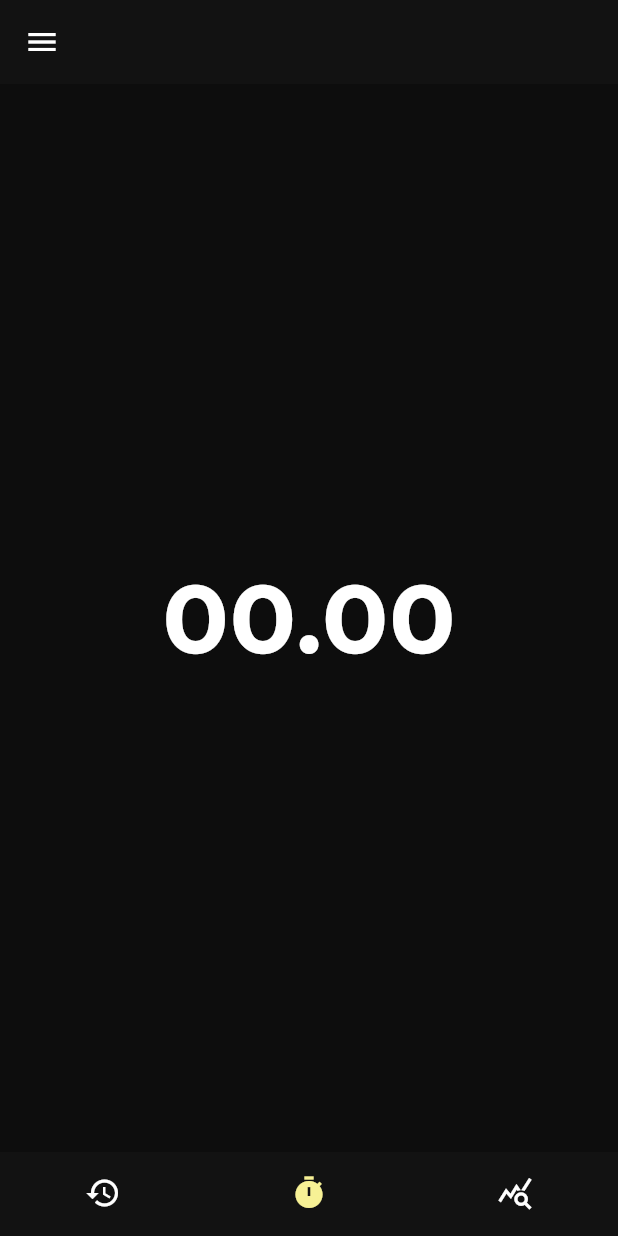
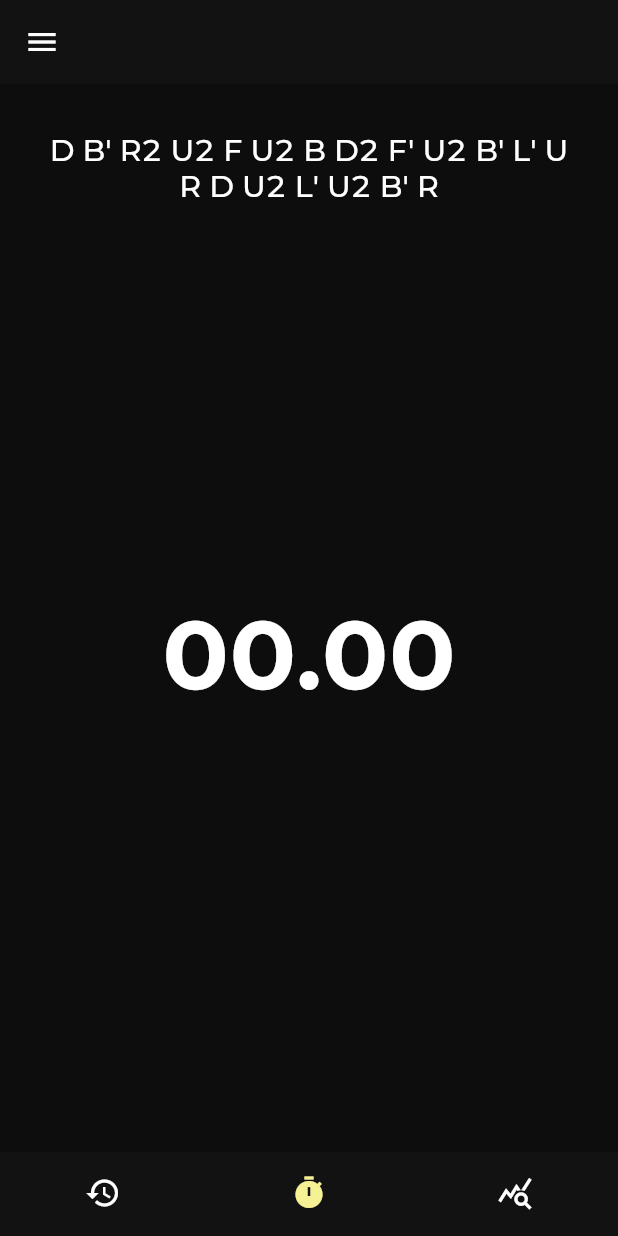
Before and after one commit to GabinL21/kubrs_app, a Flutter app: the screen it shows after launch, on a phone screen of 412 x 824 dp. Run offline on Flutter 3.47's test engine with Material 2 defaults, Android fonts, the phone set to English and light mode, and no system bars; our stand-ins replace bloc, equatable, flutter_bloc, google_fonts; generated files the repository leaves out were written again.

Commit message:
feat: add scramble text

```diff
--- a/lib/app/view/app.dart
+++ b/lib/app/view/app.dart
@@ -28,6 +28,12 @@ class App extends StatelessWidget {
               fontWeight: FontWeight.w700,
               fontFeatures: const [FontFeature.tabularFigures()],
             ),
+            displayMedium: TextStyle(
+              color: colorScheme.onBackground,
+              fontSize: 20,
+              fontWeight: FontWeight.w500,
+              fontFeatures: const [FontFeature.tabularFigures()],
+            ),
           ),
         ),
         appBarTheme: AppBarTheme(
--- a/lib/timer/view/timer_page.dart
+++ b/lib/timer/view/timer_page.dart
@@ -23,7 +23,14 @@ class TimerView extends StatelessWidget {
     final state = context.select((TimerBloc bloc) => bloc.state);
     if (state is TimerReseted || state is TimerRunning) {
       return Scaffold(
-        body: _getBody(),
+        body: Padding(
+          padding: const EdgeInsets.all(32),
+          child: Column(
+            children: [
+              Expanded(child: _getBody()),
+            ],
+          ),
+        ),
       );
     }
     return Scaffold(
@@ -46,7 +53,19 @@ class TimerView extends StatelessWidget {
         currentIndex: 1,
       ),
       drawer: const Drawer(),
-      body: _getBody(),
+      body: Padding(
+        padding: const EdgeInsets.all(32),
+        child: Column(
+          children: [
+            Text(
+              "D B' R2 U2 F U2 B D2 F' U2 B' L' U R D U2 L' U2 B' R",
+              textAlign: TextAlign.center,
+              style: Theme.of(context).textTheme.displayMedium,
+            ),
+            Expanded(child: _getBody()),
+          ],
+        ),
+      ),
     );
   }
 
```
